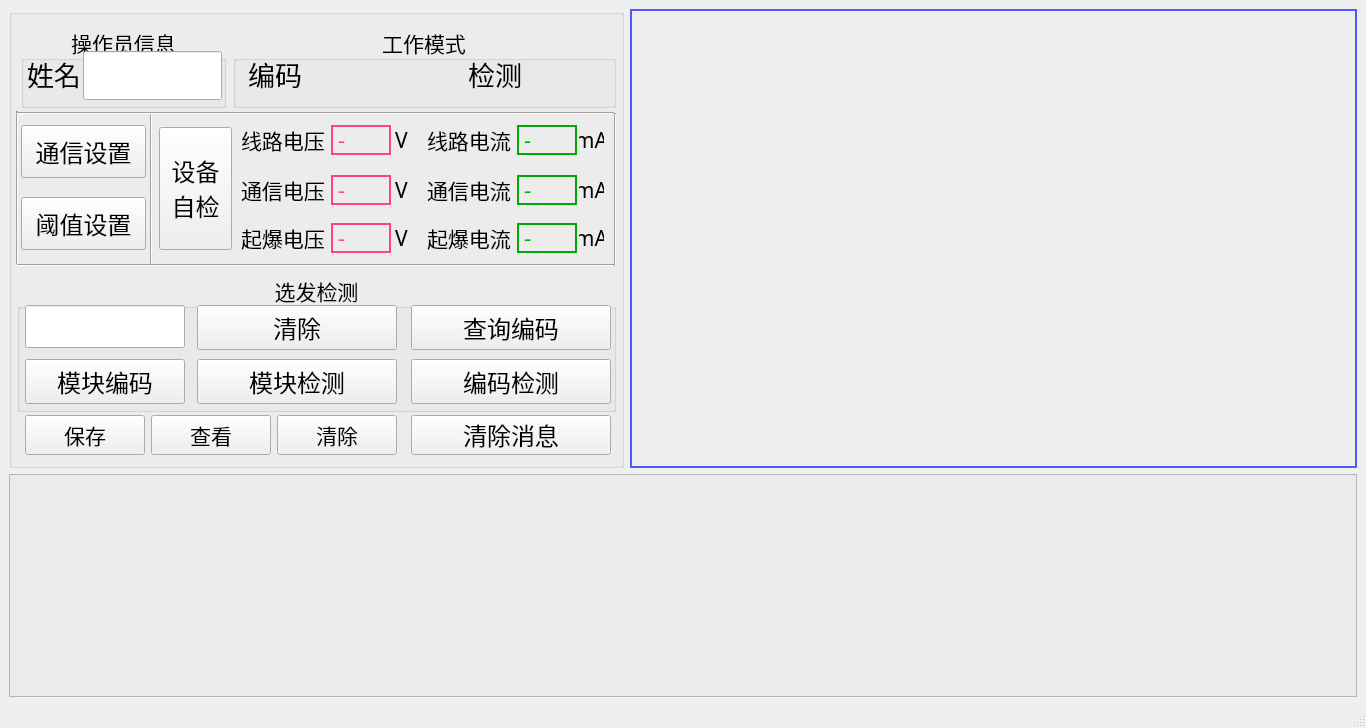
Before: the Qt Designer form Detector.ui in LeeGingko/Terminal, drawn with Qt 5.
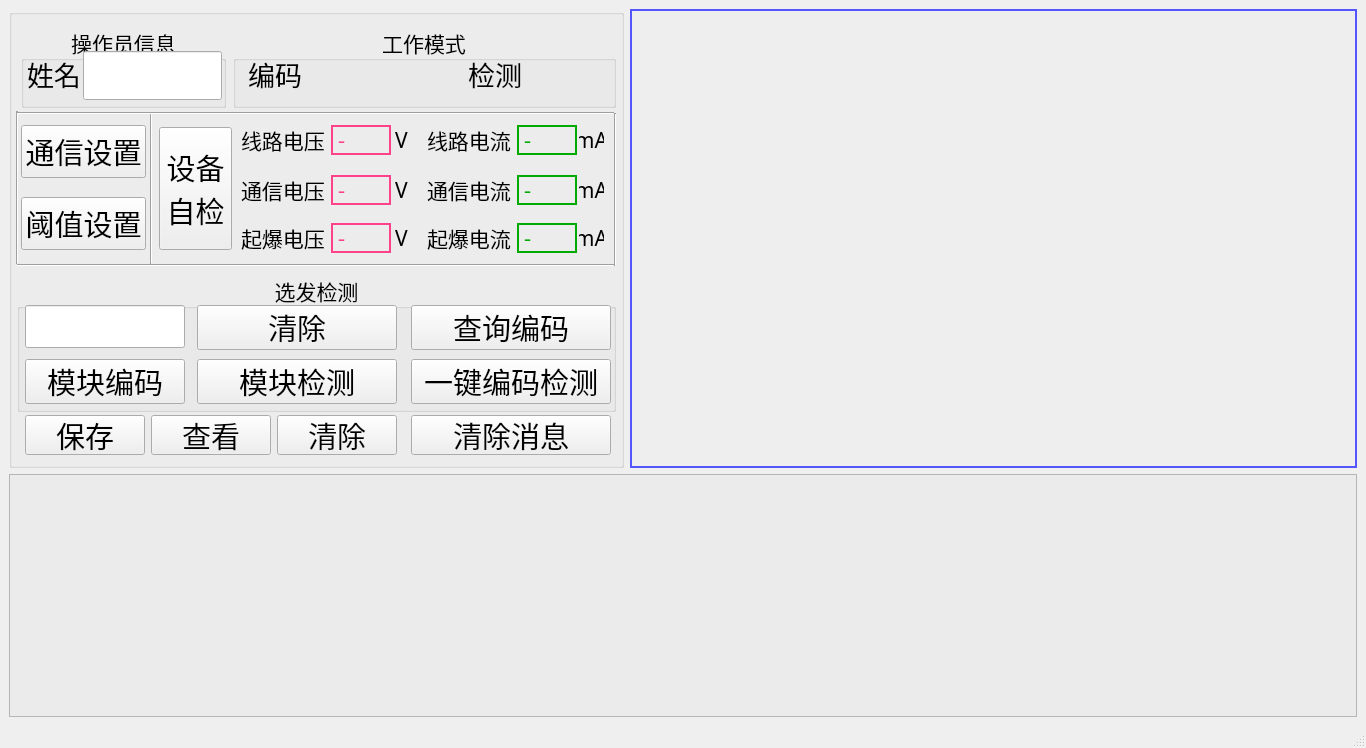
After: the same form once the commit is applied.

```diff
--- a/Detector.ui
+++ b/Detector.ui
@@ -2,12 +2,18 @@
 <ui version="4.0">
  <class>MainWindow</class>
  <widget class="QMainWindow" name="MainWindow">
+  <property name="windowModality">
+   <enum>Qt::WindowModal</enum>
+  </property>
+  <property name="enabled">
+   <bool>true</bool>
+  </property>
   <property name="geometry">
    <rect>
     <x>0</x>
     <y>0</y>
     <width>1366</width>
-    <height>728</height>
+    <height>748</height>
    </rect>
   </property>
   <property name="sizePolicy">
@@ -65,7 +71,7 @@
        <property name="font">
         <font>
          <family>幼圆</family>
-         <pointsize>18</pointsize>
+         <pointsize>22</pointsize>
          <weight>50</weight>
          <italic>false</italic>
          <bold>false</bold>
@@ -266,7 +272,7 @@
        <property name="font">
         <font>
          <family>幼圆</family>
-         <pointsize>18</pointsize>
+         <pointsize>22</pointsize>
          <weight>50</weight>
          <italic>false</italic>
          <bold>false</bold>
@@ -446,7 +452,7 @@
        <property name="font">
         <font>
          <family>幼圆</family>
-         <pointsize>16</pointsize>
+         <pointsize>22</pointsize>
          <weight>50</weight>
          <italic>false</italic>
          <bold>false</bold>
@@ -585,7 +591,7 @@
        <property name="font">
         <font>
          <family>幼圆</family>
-         <pointsize>16</pointsize>
+         <pointsize>22</pointsize>
          <weight>50</weight>
          <italic>false</italic>
          <bold>false</bold>
@@ -769,7 +775,7 @@
        <property name="font">
         <font>
          <family>幼圆</family>
-         <pointsize>18</pointsize>
+         <pointsize>22</pointsize>
          <weight>50</weight>
          <italic>false</italic>
          <bold>false</bold>
@@ -830,7 +836,7 @@
         <property name="font">
          <font>
           <family>幼圆</family>
-          <pointsize>18</pointsize>
+          <pointsize>22</pointsize>
           <weight>50</weight>
           <italic>false</italic>
           <bold>false</bold>
@@ -864,7 +870,7 @@
         <property name="font">
          <font>
           <family>幼圆</family>
-          <pointsize>18</pointsize>
+          <pointsize>22</pointsize>
           <weight>50</weight>
           <italic>false</italic>
           <bold>false</bold>
@@ -931,7 +937,7 @@
         <property name="font">
          <font>
           <family>幼圆</family>
-          <pointsize>18</pointsize>
+          <pointsize>22</pointsize>
           <weight>50</weight>
           <italic>false</italic>
           <bold>false</bold>
@@ -959,7 +965,7 @@
         <property name="font">
          <font>
           <family>幼圆</family>
-          <pointsize>18</pointsize>
+          <pointsize>22</pointsize>
           <weight>50</weight>
           <italic>false</italic>
           <bold>false</bold>
@@ -969,7 +975,7 @@
          <cursorShape>PointingHandCursor</cursorShape>
         </property>
         <property name="text">
-         <string>编码检测</string>
+         <string>一键编码检测</string>
         </property>
         <property name="shortcut">
          <string>Ctrl+7</string>
@@ -987,7 +993,7 @@
         <property name="font">
          <font>
           <family>幼圆</family>
-          <pointsize>18</pointsize>
+          <pointsize>22</pointsize>
           <weight>50</weight>
           <italic>false</italic>
           <bold>false</bold>
@@ -1159,7 +1165,7 @@
        <property name="font">
         <font>
          <family>幼圆</family>
-         <pointsize>16</pointsize>
+         <pointsize>22</pointsize>
          <weight>50</weight>
          <italic>false</italic>
          <bold>false</bold>
@@ -1267,7 +1273,7 @@
        <property name="font">
         <font>
          <family>幼圆</family>
-         <pointsize>18</pointsize>
+         <pointsize>22</pointsize>
          <weight>50</weight>
          <italic>false</italic>
          <bold>false</bold>
```
Left out of the diff: 3 changed lines with no effect on the pictures.
